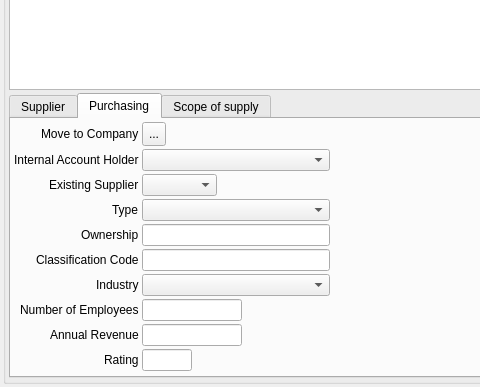
hermixy/biluna, file srm/src/gui/srm_supplierwidget.ui: the form before one commit; both pictures show x 0 to 480 and y 123 to 510 of the 659 by 510 pixel window.
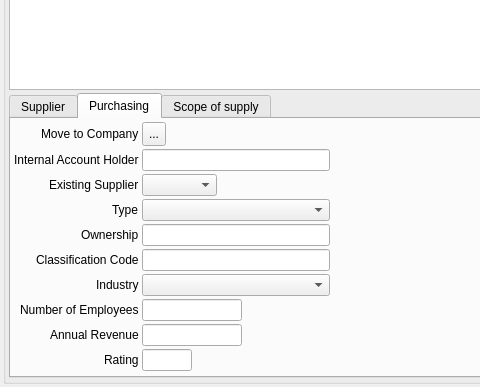
The form after the commit. The open tabs and pages were chosen to show the change. Icons and pictures are not drawn. Custom widgets are drawn as their Qt base class.

Diff of the .ui file:
```diff
--- a/srm/src/gui/srm_supplierwidget.ui
+++ b/srm/src/gui/srm_supplierwidget.ui
@@ -643,9 +643,6 @@
               </property>
              </widget>
             </item>
-            <item row="1" column="1">
-             <widget class="QComboBox" name="cbInternalAccountHolder"/>
-            </item>
             <item row="3" column="0">
              <widget class="QLabel" name="label">
               <property name="text">
@@ -809,6 +806,9 @@
               </property>
              </widget>
             </item>
+            <item row="1" column="1">
+             <widget class="RB_IdxLineEdit" name="ileInternalAccountHolder"/>
+            </item>
            </layout>
           </item>
           <item row="0" column="1">
@@ -1205,6 +1205,13 @@
    </item>
   </layout>
  </widget>
+ <customwidgets>
+  <customwidget>
+   <class>RB_IdxLineEdit</class>
+   <extends>QLineEdit</extends>
+   <header>rb_idxlineedit.h</header>
+  </customwidget>
+ </customwidgets>
  <tabstops>
   <tabstop>tvSupplier</tabstop>
   <tabstop>pbAdd</tabstop>
```
Left out of the diff: 2 changed lines with no effect on the pictures.
